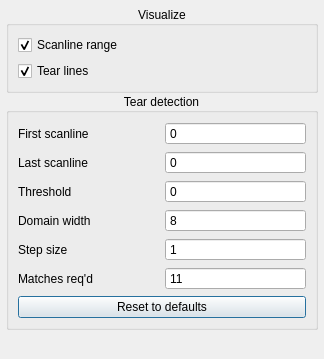
Qt form src/display/qt/dialogs/ui/anti_tear_dialog.ui (mrehkopf/vcs) before a commit.
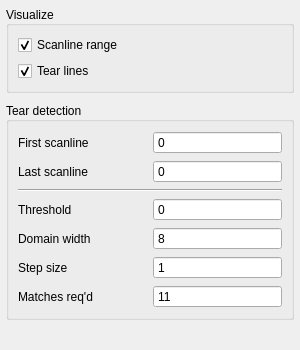
The same form after that commit.

Commit message: ui: Tweak a few dialogs' layout

Diff of the .ui file:
```diff
--- a/src/display/qt/dialogs/ui/anti_tear_dialog.ui
+++ b/src/display/qt/dialogs/ui/anti_tear_dialog.ui
@@ -6,39 +6,78 @@
    <rect>
     <x>0</x>
     <y>0</y>
-    <width>324</width>
-    <height>359</height>
+    <width>300</width>
+    <height>350</height>
    </rect>
   </property>
   <property name="windowTitle">
    <string>Dialog</string>
   </property>
+  <layout class="QVBoxLayout" name="verticalLayout_2">
+   <property name="spacing">
+    <number>0</number>
+   </property>
+   <property name="leftMargin">
+    <number>6</number>
+   </property>
+   <property name="topMargin">
+    <number>6</number>
+   </property>
+   <property name="rightMargin">
+    <number>0</number>
+   </property>
+   <property name="bottomMargin">
+    <number>9</number>
+   </property>
+   <item>
+    <widget class="QScrollArea" name="scrollArea">
+     <property name="frameShape">
+      <enum>QFrame::NoFrame</enum>
+     </property>
+     <property name="widgetResizable">
+      <bool>true</bool>
+     </property>
+     <widget class="QWidget" name="scrollAreaWidgetContents">
+      <property name="geometry">
+       <rect>
+        <x>0</x>
+        <y>0</y>
+        <width>280</width>
+        <height>341</height>
+       </rect>
+      </property>
   <layout class="QVBoxLayout" name="verticalLayout">
    <property name="spacing">
-    <number>0</number>
+        <number>9</number>
    </property>
    <property name="leftMargin">
-    <number>6</number>
+        <number>0</number>
    </property>
    <property name="topMargin">
-    <number>6</number>
+        <number>0</number>
    </property>
    <property name="rightMargin">
     <number>6</number>
    </property>
    <property name="bottomMargin">
-    <number>6</number>
+        <number>0</number>
    </property>
    <item>
     <widget class="QGroupBox" name="groupBox_visualization">
+         <property name="sizePolicy">
+          <sizepolicy hsizetype="Preferred" vsizetype="Maximum">
+           <horstretch>0</horstretch>
+           <verstretch>0</verstretch>
+          </sizepolicy>
+         </property>
      <property name="title">
       <string>Visualize</string>
      </property>
      <property name="alignment">
-      <set>Qt::AlignCenter</set>
+          <set>Qt::AlignLeading|Qt::AlignLeft|Qt::AlignVCenter</set>
      </property>
      <property name="flat">
-      <bool>true</bool>
+          <bool>false</bool>
      </property>
      <property name="checkable">
       <bool>false</bool>
@@ -78,14 +117,20 @@
    </item>
    <item>
     <widget class="QGroupBox" name="groupBox_2">
+         <property name="sizePolicy">
+          <sizepolicy hsizetype="Preferred" vsizetype="Maximum">
+           <horstretch>0</horstretch>
+           <verstretch>0</verstretch>
+          </sizepolicy>
+         </property>
      <property name="title">
       <string>Tear detection</string>
      </property>
      <property name="alignment">
-      <set>Qt::AlignCenter</set>
+          <set>Qt::AlignLeading|Qt::AlignLeft|Qt::AlignVCenter</set>
      </property>
      <property name="flat">
-      <bool>true</bool>
+          <bool>false</bool>
      </property>
      <layout class="QGridLayout" name="gridLayout_2">
       <property name="leftMargin">
@@ -94,54 +139,20 @@
       <property name="rightMargin">
        <number>9</number>
       </property>
-      <item row="3" column="0">
-       <widget class="QLabel" name="label_4">
-        <property name="text">
-         <string>Domain width</string>
-        </property>
-       </widget>
-      </item>
-      <item row="1" column="1">
-       <widget class="QSpinBox" name="spinBox_rangeDown">
-        <property name="buttonSymbols">
-         <enum>QAbstractSpinBox::NoButtons</enum>
-        </property>
-        <property name="maximum">
-         <number>9999</number>
-        </property>
-       </widget>
-      </item>
-      <item row="0" column="1">
-       <widget class="QSpinBox" name="spinBox_rangeUp">
-        <property name="buttonSymbols">
-         <enum>QAbstractSpinBox::NoButtons</enum>
-        </property>
-        <property name="maximum">
-         <number>9999</number>
-        </property>
-       </widget>
-      </item>
-      <item row="5" column="0">
-       <widget class="QLabel" name="label_6">
-        <property name="text">
-         <string>Matches req'd</string>
-        </property>
-       </widget>
-      </item>
-      <item row="0" column="0">
-       <widget class="QLabel" name="label">
-        <property name="sizePolicy">
-         <sizepolicy hsizetype="Preferred" vsizetype="Preferred">
-          <horstretch>0</horstretch>
-          <verstretch>0</verstretch>
-         </sizepolicy>
-        </property>
-        <property name="text">
-         <string>First scanline</string>
-        </property>
-       </widget>
-      </item>
       <item row="5" column="1">
+           <widget class="QSpinBox" name="spinBox_stepSize">
+            <property name="buttonSymbols">
+             <enum>QAbstractSpinBox::NoButtons</enum>
+            </property>
+            <property name="minimum">
+             <number>1</number>
+            </property>
+            <property name="maximum">
+             <number>1024</number>
+            </property>
+           </widget>
+          </item>
+          <item row="6" column="1">
        <widget class="QSpinBox" name="spinBox_matchesReqd">
         <property name="buttonSymbols">
          <enum>QAbstractSpinBox::NoButtons</enum>
@@ -157,40 +168,26 @@
         </property>
        </widget>
       </item>
-      <item row="2" column="0">
-       <widget class="QLabel" name="label_3">
-        <property name="text">
-         <string>Threshold</string>
-        </property>
-       </widget>
-      </item>
-      <item row="4" column="1">
-       <widget class="QSpinBox" name="spinBox_stepSize">
+          <item row="1" column="1">
+           <widget class="QSpinBox" name="spinBox_rangeDown">
         <property name="buttonSymbols">
          <enum>QAbstractSpinBox::NoButtons</enum>
         </property>
-        <property name="minimum">
-         <number>1</number>
-        </property>
         <property name="maximum">
-         <number>1024</number>
+             <number>9999</number>
         </property>
        </widget>
       </item>
-      <item row="6" column="0" colspan="2">
-       <widget class="QPushButton" name="pushButton_resetDefaults">
-        <property name="text">
-         <string>Reset to defaults</string>
-        </property>
-       </widget>
-      </item>
-      <item row="2" column="1">
-       <widget class="QSpinBox" name="spinBox_threshold">
-        <property name="buttonSymbols">
-         <enum>QAbstractSpinBox::NoButtons</enum>
-        </property>
-        <property name="maximum">
-         <number>255</number>
+          <item row="0" column="0">
+           <widget class="QLabel" name="label">
+            <property name="sizePolicy">
+             <sizepolicy hsizetype="Preferred" vsizetype="Preferred">
+              <horstretch>0</horstretch>
+              <verstretch>0</verstretch>
+             </sizepolicy>
+            </property>
+            <property name="text">
+             <string>First scanline</string>
         </property>
        </widget>
       </item>
@@ -207,7 +204,14 @@
         </property>
        </widget>
       </item>
-      <item row="3" column="1">
+          <item row="4" column="0">
+           <widget class="QLabel" name="label_4">
+            <property name="text">
+             <string>Domain width</string>
+            </property>
+           </widget>
+          </item>
+          <item row="4" column="1">
        <widget class="QSpinBox" name="spinBox_domainSize">
         <property name="buttonSymbols">
          <enum>QAbstractSpinBox::NoButtons</enum>
@@ -220,13 +224,54 @@
         </property>
        </widget>
       </item>
-      <item row="4" column="0">
+          <item row="6" column="0">
+           <widget class="QLabel" name="label_6">
+            <property name="text">
+             <string>Matches req'd</string>
+            </property>
+           </widget>
+          </item>
+          <item row="3" column="1">
+           <widget class="QSpinBox" name="spinBox_threshold">
+            <property name="buttonSymbols">
+             <enum>QAbstractSpinBox::NoButtons</enum>
+            </property>
+            <property name="maximum">
+             <number>255</number>
+            </property>
+           </widget>
+          </item>
+          <item row="5" column="0">
        <widget class="QLabel" name="label_7">
         <property name="text">
          <string>Step size</string>
         </property>
        </widget>
       </item>
+          <item row="0" column="1">
+           <widget class="QSpinBox" name="spinBox_rangeUp">
+            <property name="buttonSymbols">
+             <enum>QAbstractSpinBox::NoButtons</enum>
+            </property>
+            <property name="maximum">
+             <number>9999</number>
+            </property>
+           </widget>
+          </item>
+          <item row="3" column="0">
+           <widget class="QLabel" name="label_3">
+            <property name="text">
+             <string>Threshold</string>
+            </property>
+           </widget>
+          </item>
+          <item row="2" column="0" colspan="2">
+           <widget class="Line" name="line">
+            <property name="orientation">
+             <enum>Qt::Horizontal</enum>
+            </property>
+           </widget>
+          </item>
      </layout>
     </widget>
    </item>
@@ -238,10 +283,14 @@
      <property name="sizeHint" stdset="0">
       <size>
        <width>20</width>
-       <height>40</height>
+           <height>4000</height>
       </size>
      </property>
     </spacer>
+       </item>
+      </layout>
+     </widget>
+    </widget>
    </item>
   </layout>
  </widget>
```
Lines whose indentation alone changed are shown as unchanged. The commit also changes 6 other files.
